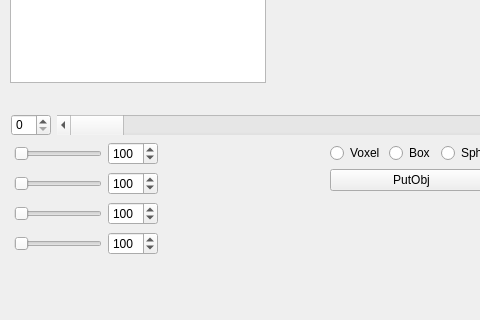
Before: the Qt Designer form Unidade3/3UV1/mainwindow.ui in cauanliima/UFRN2020PA, drawn with Qt 5; both pictures show x 0 to 480 and y 138 to 458 of the 668 by 458 pixel window.
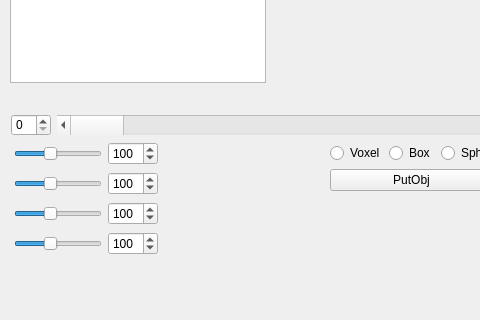
After: the same form once the commit is applied. Custom widgets are drawn as their Qt base class.

Diff of the .ui file:
```diff
--- a/Unidade3/3UV1/mainwindow.ui
+++ b/Unidade3/3UV1/mainwindow.ui
@@ -236,7 +236,7 @@
      </item>
     </layout>
    </widget>
-   <widget class="QWidget" name="">
+   <widget class="QWidget" name="layoutWidget">
     <property name="geometry">
      <rect>
       <x>14</x>
@@ -253,6 +253,9 @@
          <property name="maximum">
           <number>255</number>
          </property>
+         <property name="value">
+          <number>100</number>
+         </property>
          <property name="orientation">
           <enum>Qt::Horizontal</enum>
          </property>
@@ -295,6 +298,9 @@
          <property name="maximum">
           <number>255</number>
          </property>
+         <property name="value">
+          <number>100</number>
+         </property>
          <property name="orientation">
           <enum>Qt::Horizontal</enum>
          </property>
@@ -331,6 +337,9 @@
          <property name="maximum">
           <number>255</number>
          </property>
+         <property name="value">
+          <number>100</number>
+         </property>
          <property name="orientation">
           <enum>Qt::Horizontal</enum>
          </property>
@@ -367,6 +376,9 @@
          <property name="maximum">
           <number>255</number>
          </property>
+         <property name="value">
+          <number>100</number>
+         </property>
          <property name="orientation">
           <enum>Qt::Horizontal</enum>
          </property>
```
Left out of the diff: 2 changed lines with no effect on the pictures.
